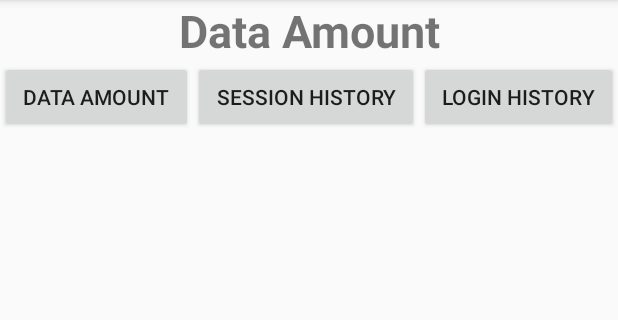
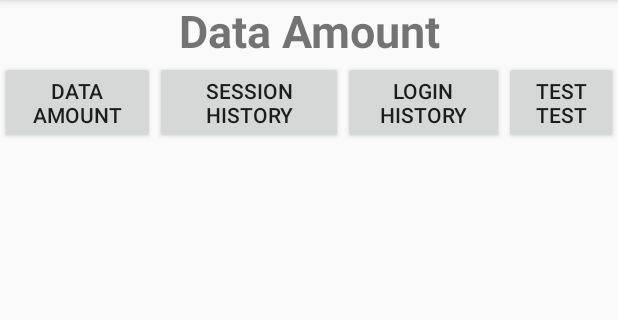
Before and after one commit to Zerkles/PUT-VAC, an Android app: the DataBaseActivity screen opened directly, with no data from a screen before it, after a tap on "DATA AMOUNT", on a phone screen of 412 x 824 dp, the part 84-404 px from its top. Run offline under Robolectric (Android 15) with nearby library versions, the phone set to English and light mode, and no system bars.

Commit message:
It works!

```diff
--- a/Client/app/src/main/java/zerkles/apps/putvac/client/DataBaseActivity.java
+++ b/Client/app/src/main/java/zerkles/apps/putvac/client/DataBaseActivity.java
@@ -22,7 +22,7 @@ public class DataBaseActivity extends AppCompatActivity {
 
     TextView tv_queryName;
     LinearLayout LinearScrollLayout, LineaerColumnsLayout;
-    Button btn_loginHistory, btn_sessionHistory, btn_dataAmount;
+    Button btn_loginHistory, btn_sessionHistory, btn_dataAmount, btn_test;
 
     @Override
     protected void onCreate(Bundle savedInstanceState) {
@@ -36,11 +36,15 @@ public class DataBaseActivity extends AppCompatActivity {
         btn_loginHistory = findViewById(R.id.btn_loginHistory);
         btn_sessionHistory = findViewById(R.id.btn_sessionHistory);
         btn_dataAmount = findViewById(R.id.btn_dataAmount);
+        btn_test = findViewById(R.id.btn_test);
 
         btn_loginHistory.setOnClickListener(new View.OnClickListener() {
             @Override
             public void onClick(View v) {
                 tv_queryName.setText("Login History");
+                tv_queryName.setTextSize(30);
+                LinearScrollLayout.removeAllViews();
+                LineaerColumnsLayout.removeAllViews();
                 new HTTPTask().execute("login_history");
             }
         });
@@ -49,6 +53,9 @@ public class DataBaseActivity extends AppCompatActivity {
             @Override
             public void onClick(View v) {
                 tv_queryName.setText("Session History");
+                tv_queryName.setTextSize(30);
+                LinearScrollLayout.removeAllViews();
+                LineaerColumnsLayout.removeAllViews();
                 new HTTPTask().execute("session_history");
             }
         });
@@ -57,19 +64,23 @@ public class DataBaseActivity extends AppCompatActivity {
             @Override
             public void onClick(View v) {
                 tv_queryName.setText("Data Amount");
+                tv_queryName.setTextSize(30);
+                LinearScrollLayout.removeAllViews();
+                LineaerColumnsLayout.removeAllViews();
                 new HTTPTask().execute("data_amount");
             }
         });
 
-
-//        JSONArray names =json.names(); /// w kolumnach tylko rozmiar zewn petli moze byc zly
-//
-//        for(int i=0; i<json.length(); i++){
-//            for(int j=0; j<names.length(); j++){
-//                json.get(names[j])[i];
-//            }
-//
-//        }
+        btn_test.setOnClickListener(new View.OnClickListener() {
+            @Override
+            public void onClick(View v) {
+                tv_queryName.setText("Login History");
+                tv_queryName.setTextSize(30);
+                LinearScrollLayout.removeAllViews();
+                LineaerColumnsLayout.removeAllViews();
+                new HTTPTask().execute("test");
+            }
+        });
     }
 
     private void updateScrollView(String responseHTTP) {
@@ -81,11 +92,13 @@ public class DataBaseActivity extends AppCompatActivity {
             LineaerColumnsLayout.removeAllViews();
         }
 
+        //Log.d("JSON", responseHTTP);
+
         try {
             JSONObject json = new JSONObject(responseHTTP);
             JSONArray row = json.getJSONArray(json.names().getString(0));
             for (int j = 0; j < row.length(); j++) {
-                System.out.print(row.getString(j));
+                //Log.d("columns names",row.getString(j));
 
                 TextView tv_cell = new TextView(this);
                 tv_cell.setLayoutParams(cell_layout);
@@ -96,16 +109,13 @@ public class DataBaseActivity extends AppCompatActivity {
 
             for (int i = 1; i < json.length(); i++) {
                 row = json.getJSONArray(json.names().getString(i));
-
-                System.out.println(json.names());
+                //Log.d("row",row.toString());
 
                 LinearLayout line = new LinearLayout(this); /// horizontal by default
                 line.setLayoutParams(row_layout);
 
 
                 for (int j = 0; j < row.length(); j++) {
-                    System.out.print(row.getString(j));
-
                     TextView tv_cell = new TextView(this);
                     tv_cell.setLayoutParams(cell_layout);
                     tv_cell.setBackground(getDrawable(R.drawable.border));
@@ -124,7 +134,6 @@ public class DataBaseActivity extends AppCompatActivity {
     public class HTTPTask extends AsyncTask<String, String, String> {
         @Override
         protected String doInBackground(String... strings) {
-
             String login = "login=" + LoginActivity.getLogin();
             String passwd = "&passwd=" + LoginActivity.getPassword();
 
--- a/Client/app/src/main/java/zerkles/apps/putvac/client/HttpClient.java
+++ b/Client/app/src/main/java/zerkles/apps/putvac/client/HttpClient.java
@@ -29,6 +29,7 @@ class HttpClient {
 
                 // Tutaj odczyt odpowiedzi
                 response.data = in.readLine();
+                Log.d("ODEBRANE",response.data);
             }
         } catch (Exception e) {
             Log.d("httpClient_sendRequest", e.toString());
--- a/Client/app/src/main/java/zerkles/apps/putvac/client/MenuActivity.java
+++ b/Client/app/src/main/java/zerkles/apps/putvac/client/MenuActivity.java
@@ -42,6 +42,9 @@ public class MenuActivity extends AppCompatActivity {
         tv_rtp = findViewById(R.id.tv_rtp);
 
         checkPermissions();
+
+               new MenuActivity.ConnectionTasks().execute("TCP", LoginActivity.tcpPort);
+               new MenuActivity.ConnectionTasks().execute("RTP", LoginActivity.tcpPort);
 
         btn_db.setOnClickListener(new View.OnClickListener() {
             @Override
--- a/Client/app/src/main/res/layout/activity_database.xml
+++ b/Client/app/src/main/res/layout/activity_database.xml
@@ -14,7 +14,7 @@
         android:autoText="false"
         android:text="Press button to send database query"
         android:textAlignment="center"
-        android:textSize="30sp"
+        android:textSize="24sp"
         android:textStyle="bold"
         app:autoSizeTextType="none"
         tools:layout_editor_absoluteX="131dp"
@@ -22,7 +22,7 @@
 
     <LinearLayout
         android:layout_width="match_parent"
-        android:layout_height="match_parent"
+        android:layout_height="wrap_content"
         android:orientation="horizontal">
 
         <Button
@@ -45,12 +45,23 @@
             android:layout_height="wrap_content"
             android:layout_weight="1"
             android:text="Login History" />
+
+        <Button
+            android:id="@+id/btn_test"
+            android:layout_width="wrap_content"
+            android:layout_height="wrap_content"
+            android:layout_weight="1"
+            android:text="Test Test" />
     </LinearLayout>
 
     <LinearLayout
         android:id="@+id/ColumnsLine"
         android:layout_width="match_parent"
         android:layout_height="wrap_content"
+        android:layout_marginStart="5dp"
+        android:layout_marginTop="5dp"
+        android:layout_marginEnd="5dp"
+        android:layout_marginBottom="0dp"
         android:orientation="horizontal">
 
     </LinearLayout>
@@ -59,7 +70,7 @@
         android:layout_width="match_parent"
         android:layout_height="match_parent"
         android:layout_marginStart="5dp"
-        android:layout_marginTop="5dp"
+        android:layout_marginTop="0dp"
         android:layout_marginEnd="5dp"
         android:layout_marginBottom="10dp">
 
```
Also changed, not shown: Client/app/src/main/java/zerkles/apps/putvac/client/LoginActivity.java (+5 -3 lines), Client/app/src/main/java/zerkles/apps/putvac/client/RegisterActivity.java (+17 -12 lines).
